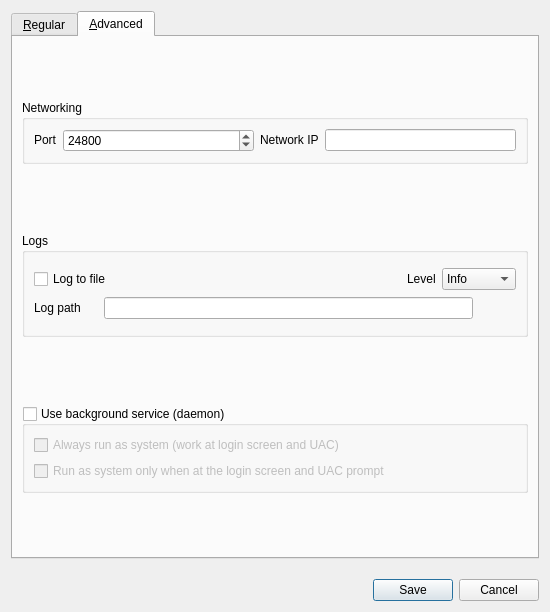
First picture: the form in src/lib/gui/dialogs/SettingsDialog.ui, repository deskflow/deskflow, before the edit.
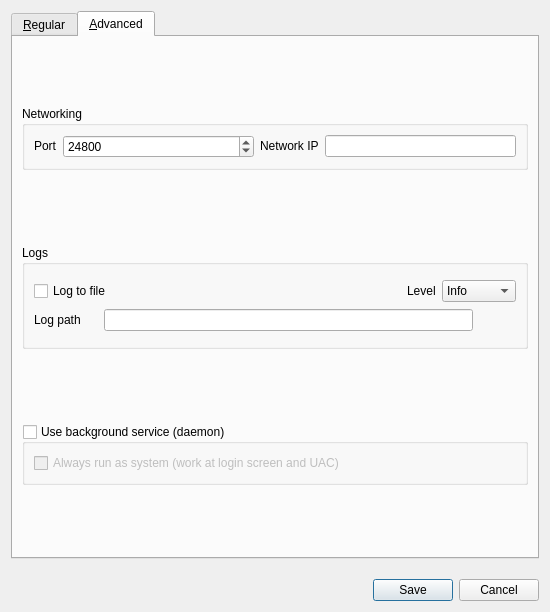
Second picture: the form after the edit. The open tabs and pages were chosen to show the change. Icons and pictures are not drawn.

Commit message: feat: remove stopOnDeskSwitch, its broken

Diff of the .ui file:
```diff
--- a/src/lib/gui/dialogs/SettingsDialog.ui
+++ b/src/lib/gui/dialogs/SettingsDialog.ui
@@ -560,19 +560,6 @@
           <bool>false</bool>
          </property>
          <layout class="QGridLayout" name="_6">
-          <item row="2" column="0">
-           <widget class="QCheckBox" name="cbStopOnDeskSwitch">
-            <property name="toolTip">
-             <string/>
-            </property>
-            <property name="text">
-             <string>Run as system only when at the login screen and UAC prompt</string>
-            </property>
-            <property name="autoExclusive">
-             <bool>true</bool>
-            </property>
-           </widget>
-          </item>
           <item row="1" column="0">
            <widget class="QCheckBox" name="cbElevateDaemon">
             <property name="text">
```
The commit also changes 15 other files.
